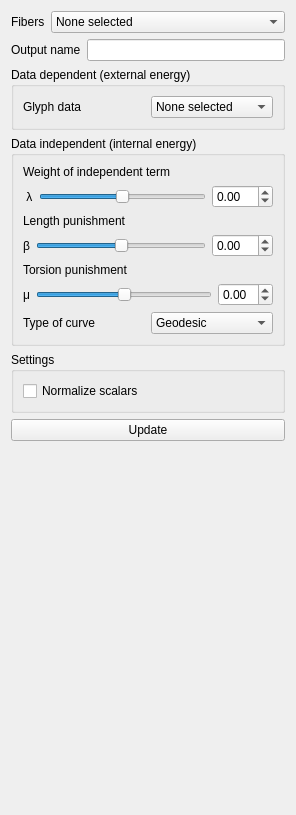
BackupTheBerlios/viste-tool-svn, file branches/smeesters/plugins/testing/smeesters/ScoringMeasures/ScoringMeasures.ui: the form before one commit.
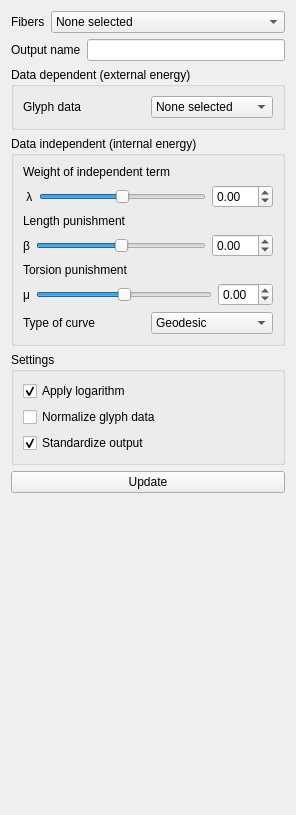
The form after the commit.

Commit message: scoring measures add checkbuttons

```diff
--- a/branches/smeesters/plugins/testing/smeesters/ScoringMeasures/ScoringMeasures.ui
+++ b/branches/smeesters/plugins/testing/smeesters/ScoringMeasures/ScoringMeasures.ui
@@ -257,7 +257,27 @@
       <item>
        <widget class="QCheckBox" name="normalizeScalarsCheckBox">
         <property name="text">
-         <string>Normalize scalars</string>
+         <string>Apply logarithm</string>
+        </property>
+        <property name="checked">
+         <bool>true</bool>
+        </property>
+       </widget>
+      </item>
+      <item>
+       <widget class="QCheckBox" name="normalizeGlyphDataCheckBox">
+        <property name="text">
+         <string>Normalize glyph data</string>
+        </property>
+       </widget>
+      </item>
+      <item>
+       <widget class="QCheckBox" name="standardizeScalarsCheckBox">
+        <property name="text">
+         <string>Standardize output</string>
+        </property>
+        <property name="checked">
+         <bool>true</bool>
         </property>
        </widget>
       </item>
```
Left out of the diff: 4 changed lines with no effect on the pictures. The commit also changes 4 other files.
